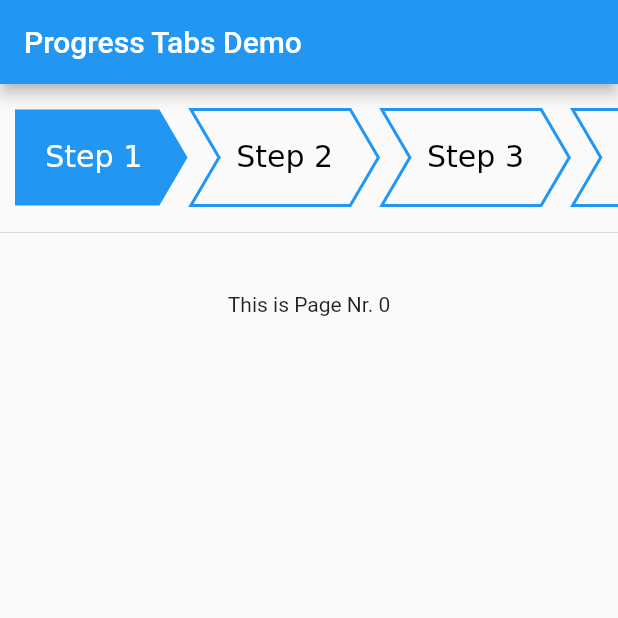
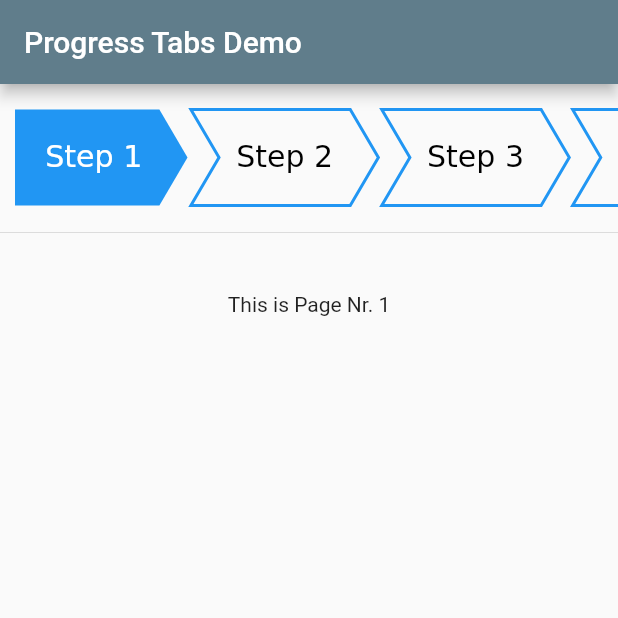
Before and after one commit to underwhelmingToaster/progress_tab_bar, a Flutter app: the screen it shows after launch, on a phone screen of 412 x 824 dp, the top half of it. Run offline on Flutter 3.47's test engine with Material 2 defaults, Android fonts, the phone set to English and light mode, and no system bars.

Commit message:
improved main

```diff
--- a/example/lib/main.dart
+++ b/example/lib/main.dart
@@ -12,9 +12,12 @@ class MyApp extends StatelessWidget {
   Widget build(BuildContext context) {
     return MaterialApp(
       title: 'Progress Tabs Demo',
-      theme: ThemeData(),
+      theme: ThemeData(
+        primarySwatch: Colors.blueGrey
+      ),
       home: const MyHomePage(title: 'Progress Tabs Demo'),
-    );
+      debugShowCheckedModeBanner: false,
+    ); // Color.fromARGB(255, 141, 153, 174)
   }
 }
 
@@ -117,7 +120,7 @@ class _MyHomePageState extends State<MyHomePage> {
   Widget content(int tabNr) {
     return Padding(
       padding: const EdgeInsets.symmetric(vertical: 32),
-      child: Center(child: Text("This is Page Nr. ${tabNr.toString()}")),
+      child: Center(child: Text("This is Page Nr. ${(++tabNr).toString()}")),
     );
   }
 }
```
